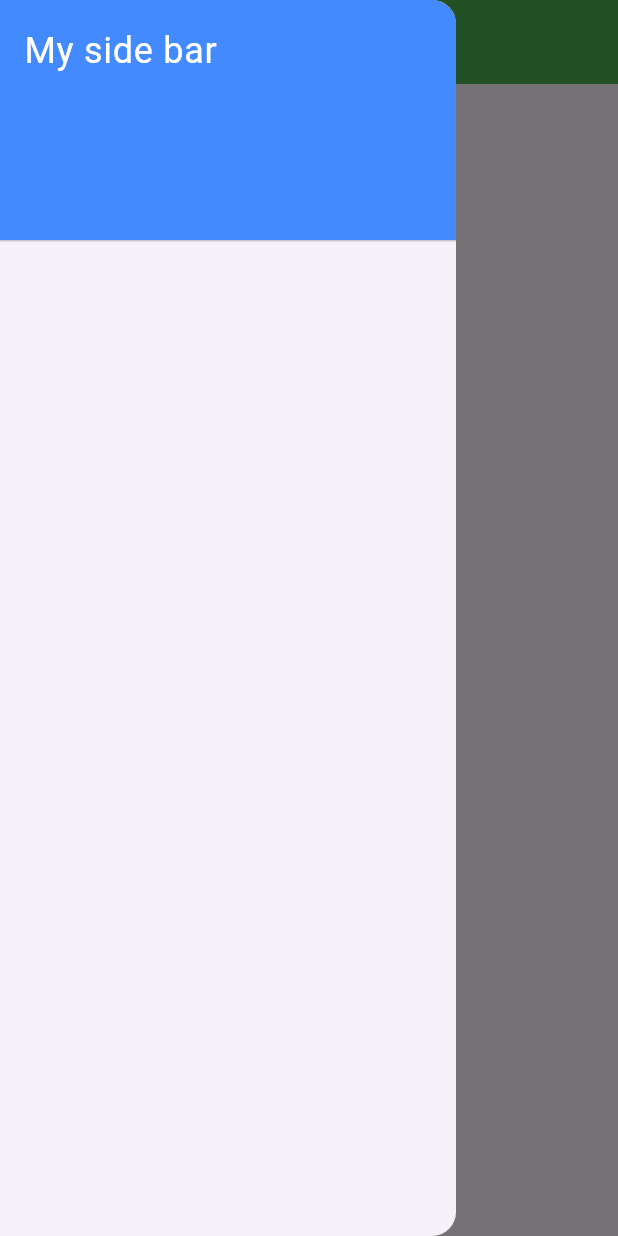
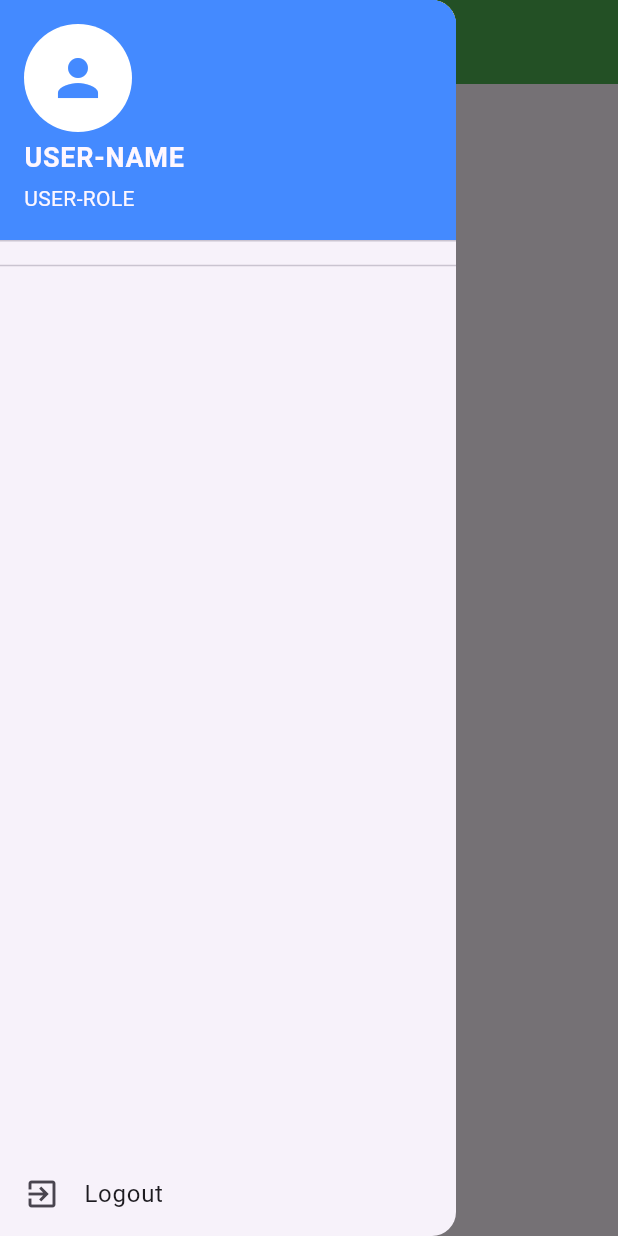
Before and after one commit to nofil-zahid/restaurant_management_system, a Flutter app: the Home screen opened by its route, with the side drawer open, on a phone screen of 412 x 824 dp. Run offline on Flutter 3.47's test engine with Material 3 defaults, Android fonts, the light colour scheme and no system bars; our stand-ins replace cloud_firestore, firebase_core, firebase_storage, flutter_spinkit, image_picker, shared_preferences; accounts and stored records are empty; generated files the repository leaves out were written again.

Commit message:
drawer style updated

```diff
--- a/lib/widgets/drawer.dart
+++ b/lib/widgets/drawer.dart
@@ -1,7 +1,7 @@
 import 'package:flutter/material.dart';
-// import 'package:restaurant_management_system/routes/footer_routes.dart';
 import 'package:restaurant_management_system/routes/sidebar_routes.dart';
 import 'package:restaurant_management_system/classes/route.dart' as _MyAppRoute;
+import 'package:restaurant_management_system/services/SharedPref_Helper.dart';
 
 class MyDrawer extends StatefulWidget {
   const MyDrawer({super.key});
@@ -11,38 +11,85 @@ class MyDrawer extends StatefulWidget {
 }
 
 class _MyDrawerState extends State<MyDrawer> {
+  late List<_MyAppRoute.Router> approute;
+  late SharedPref pref;
 
-  late List<_MyAppRoute.Router> approute;
+  final TextEditingController _userController = TextEditingController();
+  final TextEditingController _roleController = TextEditingController();
+
+
 
   @override
   void initState() {
     super.initState();
     approute = getRoleBasedRoutes();
+    initiatePreference();
+
+  }
+
+  Future<void> initiatePreference() async {
+    pref = SharedPref();
+    await pref.init();
+    setState(() {
+      _userController.text = pref.getValue("USER") ?? "USER-NAME";
+      _roleController.text = pref.getValue("ROLE") ?? "USER-ROLE";
+    });
   }
 
   @override
   Widget build(BuildContext context) {
     return Drawer(
-      child: ListView(
+      child: Column(
         children: [
-          const DrawerHeader(
+          UserAccountsDrawerHeader(
             decoration: BoxDecoration(
               color: Colors.blueAccent,
             ),
-            child: Text(
-              'My side bar',
-              style: TextStyle(color: Colors.white, fontSize: 24),
+            accountName: Text(
+              _userController.text,
+              style: TextStyle(fontSize: 18, fontWeight: FontWeight.bold),
+            ),
+            accountEmail: Text(_roleController.text),
+            currentAccountPicture: CircleAvatar(
+              backgroundColor: Colors.white,
+              child: Icon(
+                Icons.person,
+                size: 40,
+                color: Colors.blueAccent,
               ),
             ),
+          ),
+          Expanded(
+            child: ListView(
+              children: [
                 for (var item in approute)
                   ListTile(
                     leading: Icon(item.icon),
                     title: Text(
                       item.title,
-                style: const TextStyle(color: Colors.black),
+                      style: TextStyle(color: Colors.black, fontSize: 16),
                     ),
                     onTap: () {
                       Navigator.pushNamed(context, item.routeLink);
+                    },
+                  ),
+                Divider(),
+              ],
+            ),
+          ),
+          // ListTile(
+          //   leading: Icon(Icons.settings),
+          //   title: Text('Settings'),
+          //   onTap: () {
+          //     Navigator.pushNamed(context, '/settings');
+          //   },
+          // ),
+          ListTile(
+            leading: Icon(Icons.exit_to_app),
+            title: Text('Logout'),
+            onTap: () {
+              // Add logout functionality here
+              Navigator.pushNamed(context, '/logout');
             },
           ),
         ],
```
Lines whose indentation alone changed are shown as unchanged.
